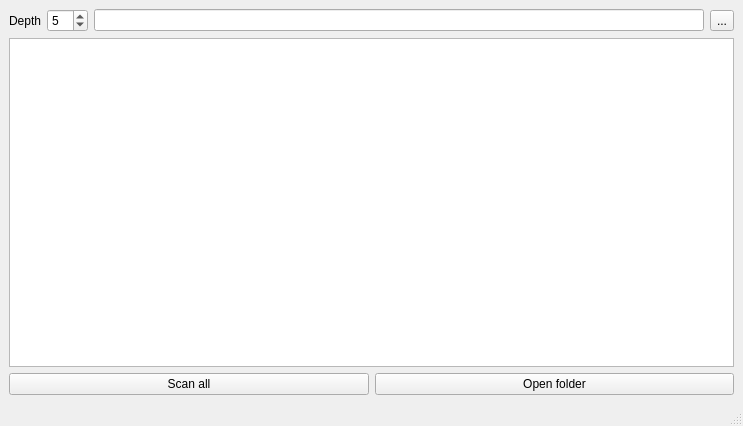
Qt form tools/sinf_mark_gui/main_window.ui (renatormc/sinftools) before a commit.
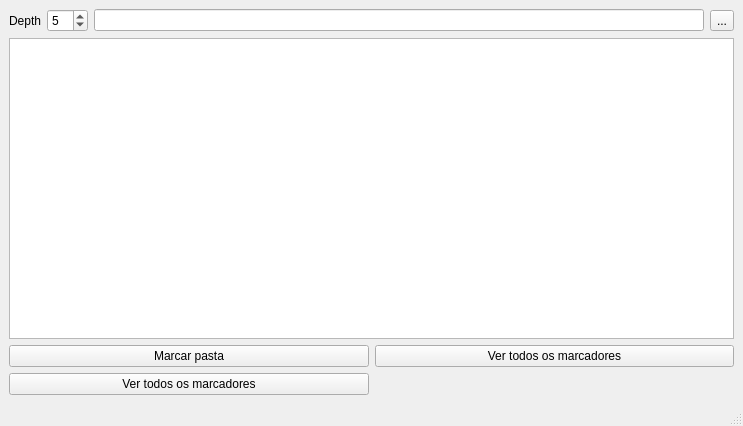
The same form after that commit.

What changed in the file:
```diff
--- a/tools/sinf_mark_gui/main_window.ui
+++ b/tools/sinf_mark_gui/main_window.ui
@@ -64,18 +64,25 @@
      </widget>
     </item>
     <item>
-     <layout class="QHBoxLayout" name="horizontalLayout_2">
-      <item>
+     <layout class="QGridLayout" name="gridLayout">
+      <item row="0" column="0">
+       <widget class="QPushButton" name="btn_scan_all_2">
+        <property name="text">
+         <string>Marcar pasta</string>
+        </property>
+       </widget>
+      </item>
+      <item row="1" column="0">
        <widget class="QPushButton" name="btn_scan_all">
         <property name="text">
-         <string>Scan all</string>
+         <string>Ver todos os marcadores</string>
         </property>
        </widget>
       </item>
-      <item>
-       <widget class="QPushButton" name="btn_open_folder">
+      <item row="0" column="1">
+       <widget class="QPushButton" name="btn_scan_all_3">
         <property name="text">
-         <string>Open folder</string>
+         <string>Ver todos os marcadores</string>
         </property>
        </widget>
       </item>
```
Left out of the diff: 3 changed lines with no effect on the pictures.
